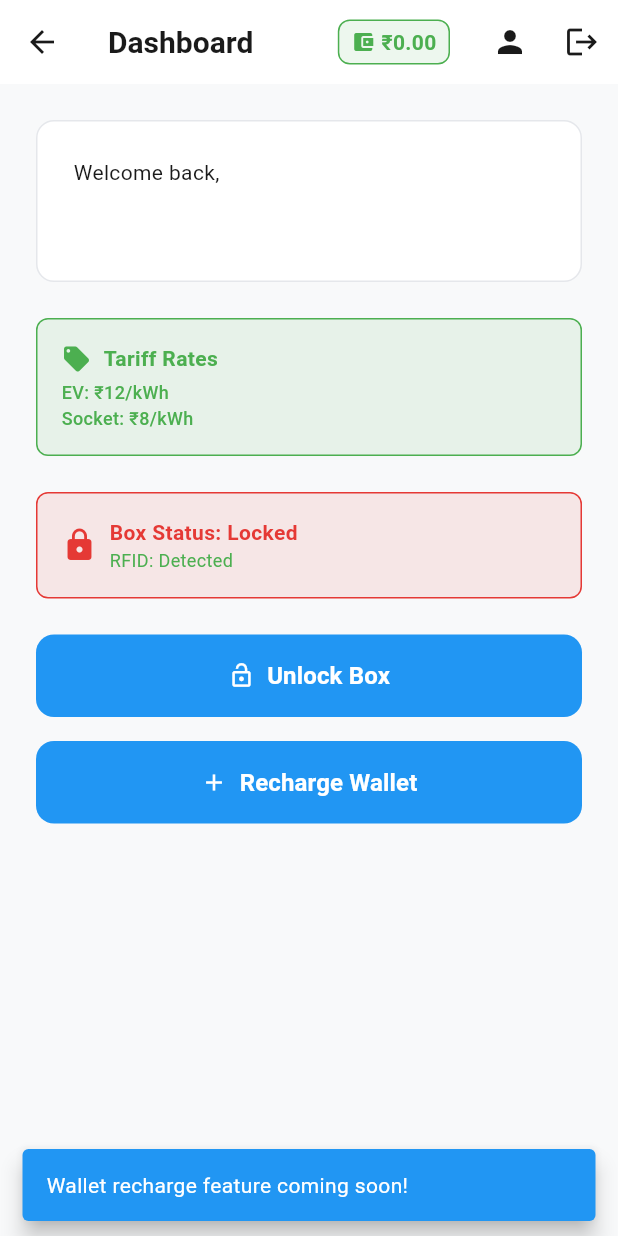
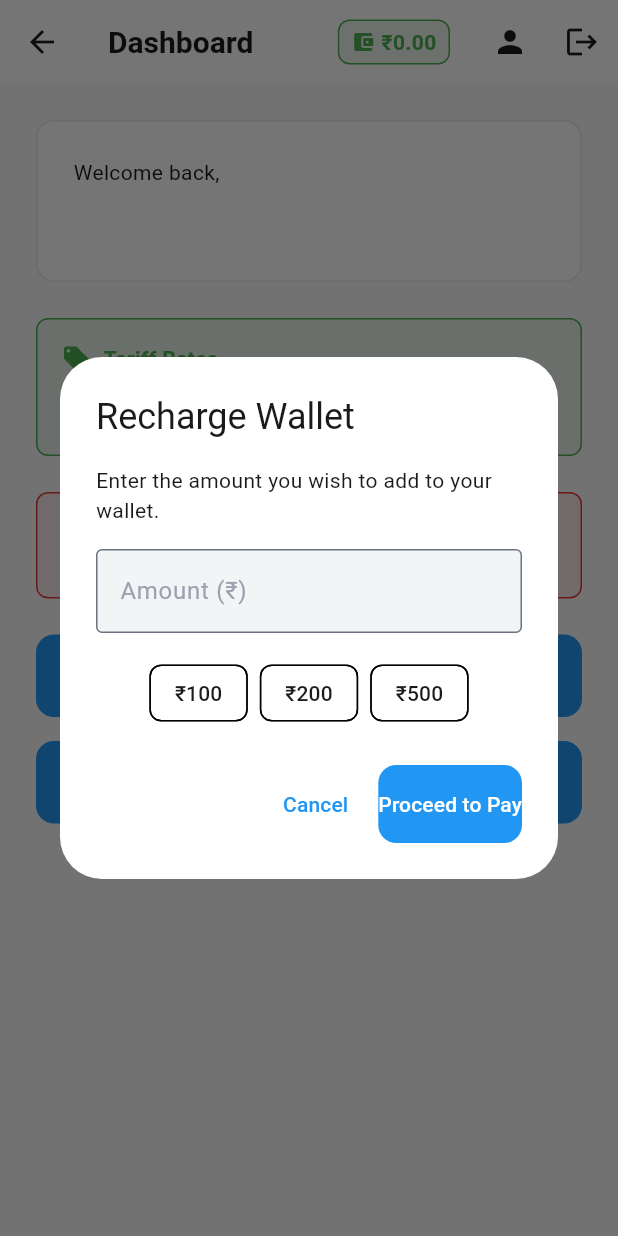
Before and after one commit to GCEK-PROJECT-TEAM-1-2025-26/smart_box_app, a Flutter app: the DashboardScreen screen opened directly, after a tap on "Recharge Wallet", on a phone screen of 412 x 824 dp. Run offline on Flutter 3.47's test engine with Material 3 defaults, Android fonts, the light colour scheme and no system bars; our stand-ins replace cloud_firestore, firebase_auth, firebase_core, flutter_compass, flutter_dotenv, geolocator and 3 more; missing offline and left inert: mobile_scanner, razorpay_flutter; accounts and stored records are empty; generated files the repository leaves out were written again.

Commit message:
Payment fully integrated

```diff
--- a/lib/screens/dashboard_screen.dart
+++ b/lib/screens/dashboard_screen.dart
@@ -1,5 +1,6 @@
 import 'package:flutter/material.dart';
 import 'package:firebase_auth/firebase_auth.dart';
+import 'package:flutter_dotenv/flutter_dotenv.dart';
 import 'dart:async';
 import '../theme/app_theme.dart';
 import '../services/auth_service.dart';
@@ -12,6 +13,7 @@ import '../models/command_model.dart';
 import '../widgets/meter_card.dart';
 import 'profile_screen.dart';
 import 'box_selection_screen.dart';
+import 'wallet_recharge_dialog.dart';
 
 class DashboardScreen extends StatefulWidget {
   final String? boxId;
@@ -36,6 +38,7 @@ class _DashboardScreenState extends State<DashboardScreen> {
   SessionModel? _activeSession;
   BoxModel? _currentBox;
   Timer? _readingTimer;
+  StreamSubscription? _userSubscription;
 
   // UI state
   bool _isStartingSession = false;
@@ -121,30 +124,29 @@ class _DashboardScreenState extends State<DashboardScreen> {
   void _loadUserData() {
     final user = _authService.currentUser;
     if (user != null) {
-      print('DEBUG: Loading user data for UID: ${user.uid}');
-      _userService.getUserDocumentStream(user.uid).listen((userDoc) {
-        print('DEBUG: User document exists: ${userDoc.exists}');
+      _userSubscription?.cancel();
+      _userSubscription = _userService.getUserDocumentStream(user.uid).listen((userDoc) {
         if (userDoc.exists && mounted) {
           final userData = userDoc.data() as Map<String, dynamic>;
           final walletBalance = (userData['walletBalance'] ?? 500.0).toDouble();
-          print('DEBUG: Wallet balance from DB: $walletBalance');
           setState(() {
             _walletBalance = walletBalance;
           });
-        } else if (!userDoc.exists) {
-          print('DEBUG: User document does not exist, creating one...');
-          _userService
-              .createUserDocument(user, user.displayName ?? 'User')
-              .then((_) {
-                print('DEBUG: User document created successfully');
-              })
-              .catchError((error) {
-                print('DEBUG: Error creating user document: $error');
+        }
       });
     }
-      });
-    } else {
-      print('DEBUG: No current user found');
+  }
+
+  void _openRechargeDialog() async {
+    final result = await showDialog(
+      context: context,
+      builder: (context) => WalletRechargeDialog(
+        razorpayKey: dotenv.env['RAZORPAY_API_KEY'] ?? 'rzp_test_YOUR_API_KEY_HERE',
+      ),
+    );
+
+    if (result == true) {
+      _loadUserData();
     }
   }
 
@@ -485,7 +487,10 @@ class _DashboardScreenState extends State<DashboardScreen> {
         elevation: 0,
         actions: [
           // Wallet Balance in App Bar (only place where wallet is shown)
-          Container(
+          InkWell(
+            onTap: _openRechargeDialog,
+            borderRadius: BorderRadius.circular(AppTheme.radiusSmall),
+            child: Container(
               margin: const EdgeInsets.only(right: AppTheme.spacingMedium),
               padding: const EdgeInsets.symmetric(
                 horizontal: AppTheme.spacingSmall,
@@ -513,6 +518,7 @@ class _DashboardScreenState extends State<DashboardScreen> {
                     ),
                   ),
                 ],
+              ),
             ),
           ),
           _isSigningOut
@@ -855,12 +861,7 @@ class _DashboardScreenState extends State<DashboardScreen> {
                   width: double.infinity,
                   height: 55,
                   child: ElevatedButton.icon(
-                    onPressed: () {
-                      _showSnackBar(
-                        'Wallet recharge feature coming soon!',
-                        AppTheme.primaryBlue,
-                      );
-                    },
+                    onPressed: _openRechargeDialog,
                     icon: const Icon(Icons.add, color: Colors.white),
                     label: Text("Recharge Wallet", style: AppTheme.labelLarge),
                     style: AppTheme.primaryButtonStyle,
--- a/lib/screens/wallet_recharge_dialog.dart
+++ b/lib/screens/wallet_recharge_dialog.dart
@@ -133,6 +133,18 @@ class _WalletRechargeDialogState extends State<WalletRechargeDialog> {
               border: OutlineInputBorder(),
             ),
           ),
+          const SizedBox(height: 16),
+          Wrap(
+            spacing: 8.0,
+            children: [100, 200, 500].map((amount) {
+              return ActionChip(
+                label: Text('₹$amount'),
+                onPressed: () {
+                  _amountController.text = amount.toString();
+                },
+              );
+            }).toList(),
+          ),
           if (_isProcessing)
             const Padding(
               padding: EdgeInsets.only(top: 16.0),
```
Lines whose indentation alone changed are shown as unchanged.
